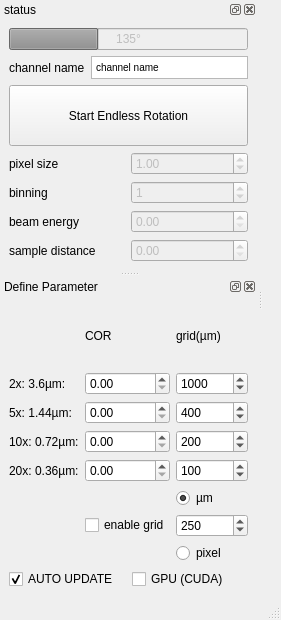
Before: the Qt Designer form BAMline_CT-helper/on_the_fly_navigator.ui in Ultimex81/BAMline_CT_preview_RECO, drawn with Qt 5.
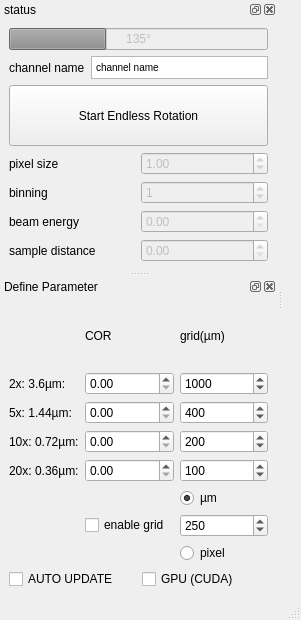
After: the same form once the commit is applied.

Diff of the .ui file:
```diff
--- a/BAMline_CT-helper/on_the_fly_navigator.ui
+++ b/BAMline_CT-helper/on_the_fly_navigator.ui
@@ -6,7 +6,7 @@
    <rect>
     <x>0</x>
     <y>0</y>
-    <width>281</width>
+    <width>301</width>
     <height>620</height>
    </rect>
   </property>
@@ -208,7 +208,7 @@
           <string>AUTO UPDATE</string>
          </property>
          <property name="checked">
-          <bool>true</bool>
+          <bool>false</bool>
          </property>
         </widget>
        </item>
```
Left out of the diff: 2 changed lines with no effect on the pictures.
